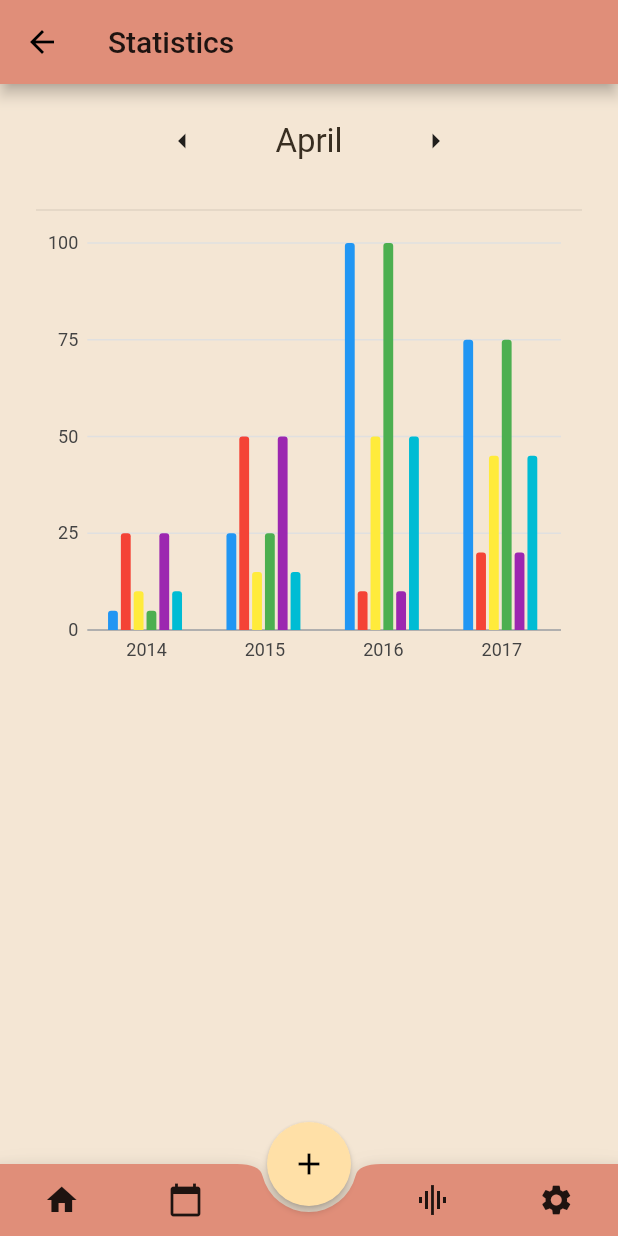
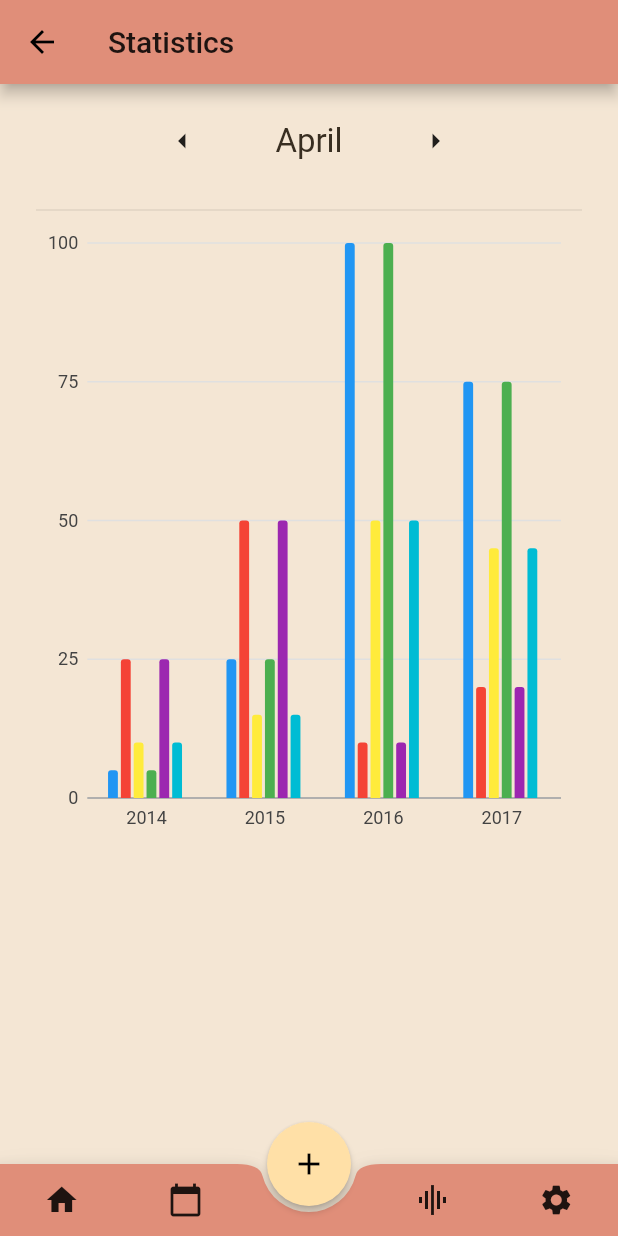
Before and after one commit to alexdor/dtu-sleepwell, a Flutter app: the DataViz screen opened by its route, on a phone screen of 412 x 824 dp. Run offline on Flutter 3.47's test engine with Material 2 defaults, Android fonts, the phone set to English and light mode, and no system bars; our stand-ins replace charts_flutter, dots_indicator, flutter_xlider; missing offline and left inert: flutter_duration_picker; project files that could hold a hidden picture were left out.

Commit message:
fix: Fix statistics screen

```diff
--- a/mobile_app/lib/main.dart
+++ b/mobile_app/lib/main.dart
@@ -24,7 +24,7 @@ class MyApp extends StatelessWidget {
         '/': (context) => MyHomePage(),
         '/diary': (context) => SleepDiary(),
         '/settings': (context) => Settings(),
-        '/monthdata': (context) => new DataViz.withSampleData(),
+        '/monthdata': (context) => DataViz.withSampleData(),
       },
     );
   }
--- a/mobile_app/lib/screens/dataviz1.dart
+++ b/mobile_app/lib/screens/dataviz1.dart
@@ -10,7 +10,7 @@ class DataViz extends StatelessWidget {
 
   factory DataViz.withSampleData() {
     return new DataViz(
-      createSampleData(),
+      _createSampleData(),
       // Disable animations for image tests.
       animate: false,
     );
@@ -42,16 +42,23 @@ class DataViz extends StatelessWidget {
                         child: new Icon(Icons.arrow_right)),
                   ]),
               Divider(),
-              new charts.BarChart(
-                seriesList,
-                animate: animate,
-                barGroupingType: charts.BarGroupingType.groupedStacked,
-              )
+              Column(children: <Widget>[
+                Container(
+                  width: MediaQuery.of(context).size.width,
+                  height: MediaQuery.of(context).size.height / 2,
+                  child: new charts.BarChart(
+                    seriesList,
+                    animate: animate,
+                    barGroupingType: charts.BarGroupingType.groupedStacked,
+                    defaultRenderer: new charts.BarRendererConfig(),
+                  ),
+                )
+              ])
             ])));
   }
 
   /// Create series list with multiple series
-  static List<charts.Series<OrdinalSales, String>> createSampleData() {
+  static List<charts.Series<OrdinalSales, String>> _createSampleData() {
     final desktopSalesDataA = [
       new OrdinalSales('2014', 5),
       new OrdinalSales('2015', 25),
```
